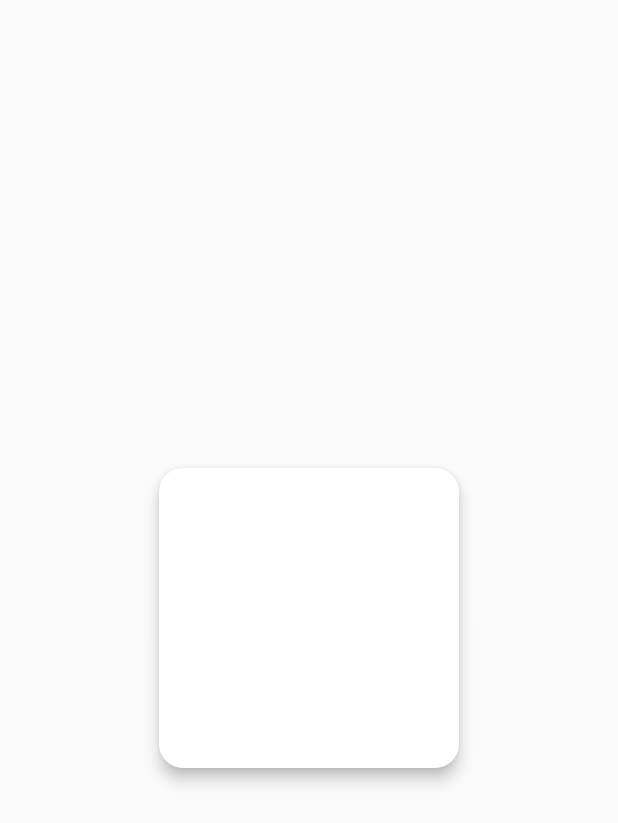
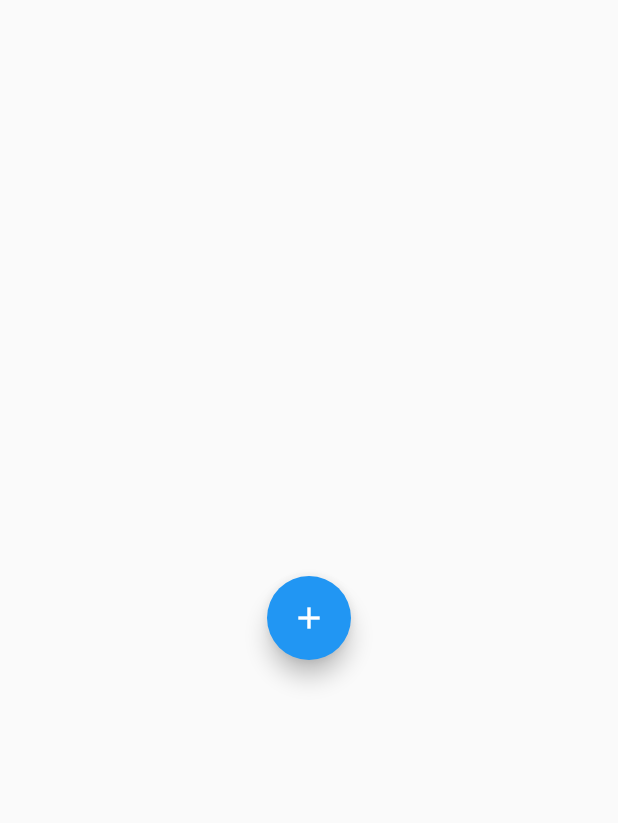
Before and after one commit to seokan-jeong/FlutterStudy, a Flutter app: the screen it shows after launch, on a phone screen of 412 x 824 dp. Shown: the top 823 px of the screen. Run offline on Flutter 3.47's test engine with Material 2 defaults, Android fonts, the phone set to English and light mode, and no system bars.

Commit message:
버튼 형태 위젯

```diff
--- a/widget_example/lib/main.dart
+++ b/widget_example/lib/main.dart
@@ -488,21 +488,89 @@ class MyApp extends StatelessWidget {
   카드 형태의 모양을 제공하는 위젯이다.
   기본적으로 크기가 0이므로 자식 위젯의 크기에 따라 크기가 결정된다.
  */
+// class MyHomePage extends StatelessWidget {
+//   @override
+//   Widget build(BuildContext context) {
+//     return Scaffold(
+//         body: Center(
+//       child: Card(
+//         shape: RoundedRectangleBorder(
+//           borderRadius: BorderRadius.circular(16.0),
+//         ),
+//         elevation: 4.0,
+//         child: Container(
+//           width: 200,
+//           height: 200,
+//         ),
+//       ),
+//     ));
+//   }
+// }
+
+/*
+  3. 버튼 계열 위젯
+ */
+/*
+  3.1 ElevatedButton
+  입체감을 가지는 일반적인 버튼 위젯이다.
+ */
+// class MyHomePage extends StatelessWidget {
+//   @override
+//   Widget build(BuildContext context) {
+//     return Center(
+//         child: ElevatedButton(
+//       child: Text('RaisedButton'),
+//       onPressed: () {},
+//     ));
+//   }
+// }
+
+/*
+  3.2 TextButton
+  평평한 형태의 버튼이다.
+ */
+// class MyHomePage extends StatelessWidget {
+//   @override
+//   Widget build(BuildContext context) {
+//     return Center(
+//         child: TextButton(
+//           child: Text('TextButton'),
+//           onPressed: () {},
+//         ));
+//   }
+// }
+
+/*
+  3.3 IconButton
+  아이콘을 표시하는 버튼 위젯이다.
+ */
+// class MyHomePage extends StatelessWidget {
+//   @override
+//   Widget build(BuildContext context) {
+//     return Scaffold(
+//         body: Center(
+//             child: IconButton(
+//       icon: Icon(Icons.add),
+//       color: Colors.red,
+//       iconSize: 100.0,
+//       onPressed: () {},
+//     )));
+//   }
+// }
+
+/*
+  3.3 FloatingActionButton
+  입체감 있는 둥근 버튼 위젯이다.
+  아이콘을 표시하는데 사용한다.
+ */
 class MyHomePage extends StatelessWidget {
   @override
   Widget build(BuildContext context) {
     return Scaffold(
         body: Center(
-      child: Card(
-        shape: RoundedRectangleBorder(
-          borderRadius: BorderRadius.circular(16.0),
-        ),
-        elevation: 4.0,
-        child: Container(
-          width: 200,
-          height: 200,
-        ),
-      ),
-    ));
+            child: FloatingActionButton(
+              child: Icon(Icons.add),
+              onPressed: () {},
+            )));
   }
 }
```
